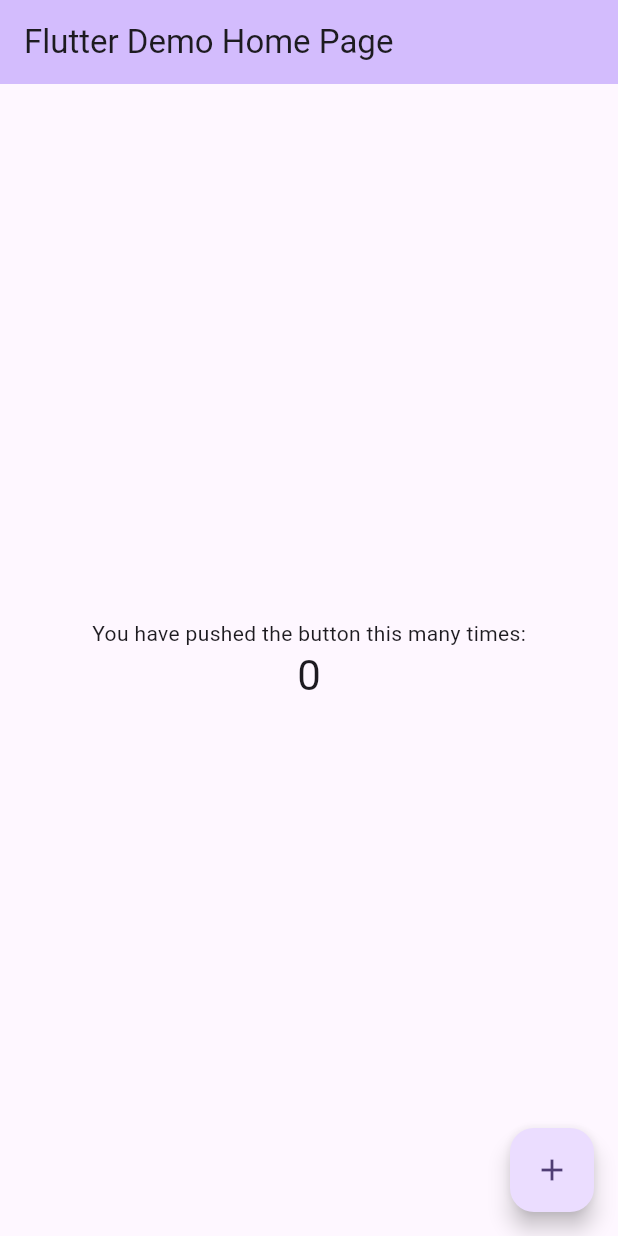
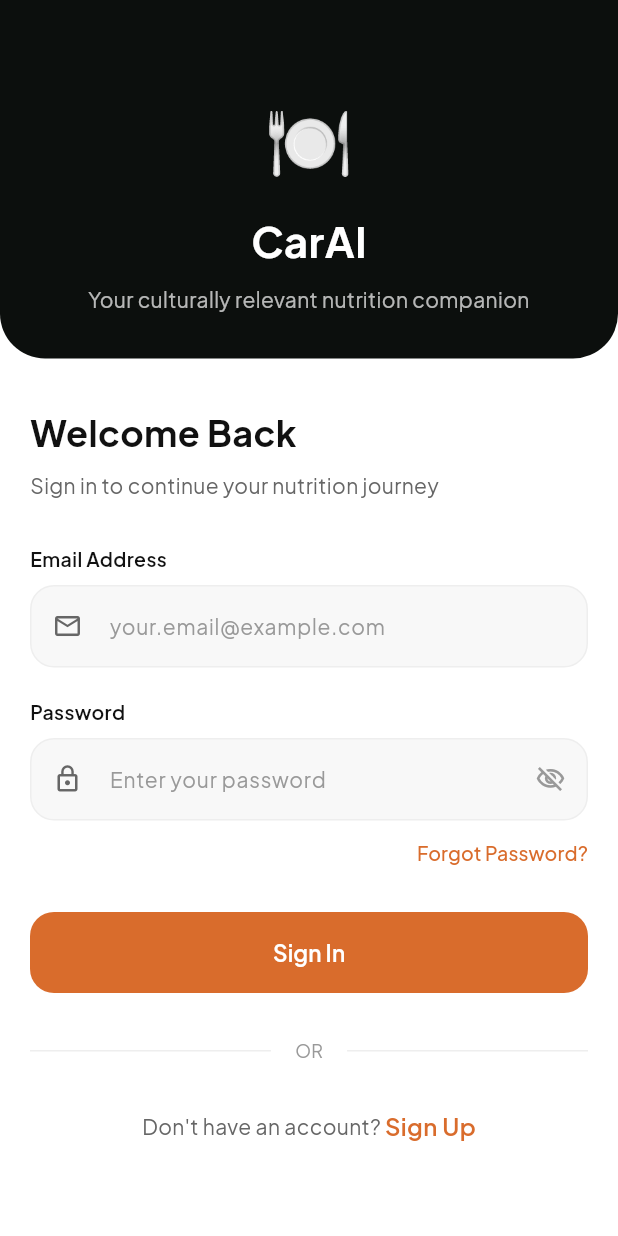
Before and after one commit to Rwigenzadavy/carolie_tracking_app, a Flutter app: the screen it shows after launch, on a phone screen of 412 x 824 dp. Run offline on Flutter 3.47's test engine with Material 3 defaults, Android fonts, the phone set to English and light mode, and no system bars; our stand-ins replace google_fonts.

Commit message:
feat: implement login and signup screens from Figma design
- Added Login and Signup screens with custom styling
- Integrated Google Fonts (Plus Jakarta Sans)
- Implemented adaptive status bar styling for dark headers
- Updated iOS and macOS deployment targets for plugin compatibility
- Set LoginScreen as the initial application route

```diff
--- a/lib/main.dart
+++ b/lib/main.dart
@@ -1,4 +1,5 @@
 import 'package:flutter/material.dart';
+import 'screens/login_screen.dart';
 
 void main() {
   runApp(const MyApp());
@@ -7,116 +8,16 @@ void main() {
 class MyApp extends StatelessWidget {
   const MyApp({super.key});
 
-  // This widget is the root of your application.
   @override
   Widget build(BuildContext context) {
     return MaterialApp(
-      title: 'Flutter Demo',
+      title: 'CarAI',
+      debugShowCheckedModeBanner: false,
       theme: ThemeData(
-        // This is the theme of your application.
-        //
-        // TRY THIS: Try running your application with "flutter run". You'll see
-        // the application has a purple toolbar. Then, without quitting the app,
-        // try changing the seedColor in the colorScheme below to Colors.green
-        // and then invoke "hot reload" (save your changes or press the "hot
-        // reload" button in a Flutter-supported IDE, or press "r" if you used
-        // the command line to start the app).
-        //
-        // Notice that the counter didn't reset back to zero; the application
-        // state is not lost during the reload. To reset the state, use hot
-        // restart instead.
-        //
-        // This works for code too, not just values: Most code changes can be
-        // tested with just a hot reload.
-        colorScheme: .fromSeed(seedColor: Colors.deepPurple),
+        colorScheme: ColorScheme.fromSeed(seedColor: const Color(0xFFD96C2C)),
+        useMaterial3: true,
       ),
-      home: const MyHomePage(title: 'Flutter Demo Home Page'),
+      home: const LoginScreen(),
     );
   }
 }
-
-class MyHomePage extends StatefulWidget {
-  const MyHomePage({super.key, required this.title});
-
-  // This widget is the home page of your application. It is stateful, meaning
-  // that it has a State object (defined below) that contains fields that affect
-  // how it looks.
-
-  // This class is the configuration for the state. It holds the values (in this
-  // case the title) provided by the parent (in this case the App widget) and
-  // used by the build method of the State. Fields in a Widget subclass are
-  // always marked "final".
-
-  final String title;
-
-  @override
-  State<MyHomePage> createState() => _MyHomePageState();
-}
-
-class _MyHomePageState extends State<MyHomePage> {
-  int _counter = 0;
-
-  void _incrementCounter() {
-    setState(() {
-      // This call to setState tells the Flutter framework that something has
-      // changed in this State, which causes it to rerun the build method below
-      // so that the display can reflect the updated values. If we changed
-      // _counter without calling setState(), then the build method would not be
-      // called again, and so nothing would appear to happen.
-      _counter++;
-    });
-  }
-
-  @override
-  Widget build(BuildContext context) {
-    // This method is rerun every time setState is called, for instance as done
-    // by the _incrementCounter method above.
-    //
-    // The Flutter framework has been optimized to make rerunning build methods
-    // fast, so that you can just rebuild anything that needs updating rather
-    // than having to individually change instances of widgets.
-    return Scaffold(
-      appBar: AppBar(
-        // TRY THIS: Try changing the color here to a specific color (to
-        // Colors.amber, perhaps?) and trigger a hot reload to see the AppBar
-        // change color while the other colors stay the same.
-        backgroundColor: Theme.of(context).colorScheme.inversePrimary,
-        // Here we take the value from the MyHomePage object that was created by
-        // the App.build method, and use it to set our appbar title.
-        title: Text(widget.title),
-      ),
-      body: Center(
-        // Center is a layout widget. It takes a single child and positions it
-        // in the middle of the parent.
-        child: Column(
-          // Column is also a layout widget. It takes a list of children and
-          // arranges them vertically. By default, it sizes itself to fit its
-          // children horizontally, and tries to be as tall as its parent.
-          //
-          // Column has various properties to control how it sizes itself and
-          // how it positions its children. Here we use mainAxisAlignment to
-          // center the children vertically; the main axis here is the vertical
-          // axis because Columns are vertical (the cross axis would be
-          // horizontal).
-          //
-          // TRY THIS: Invoke "debug painting" (choose the "Toggle Debug Paint"
-          // action in the IDE, or press "p" in the console), to see the
-          // wireframe for each widget.
-          mainAxisAlignment: .center,
-          children: [
-            const Text('You have pushed the button this many times:'),
-            Text(
-              '$_counter',
-              style: Theme.of(context).textTheme.headlineMedium,
-            ),
-          ],
-        ),
-      ),
-      floatingActionButton: FloatingActionButton(
-        onPressed: _incrementCounter,
-        tooltip: 'Increment',
-        child: const Icon(Icons.add),
-      ),
-    );
-  }
-}
--- /dev/null
+++ b/lib/screens/login_screen.dart
@@ -0,0 +1,286 @@
+import 'package:flutter/material.dart';
+import 'package:flutter/services.dart';
+import 'package:google_fonts/google_fonts.dart';
+import 'signup_screen.dart';
+
+class LoginScreen extends StatefulWidget {
+  const LoginScreen({super.key});
+
+  @override
+  State<LoginScreen> createState() => _LoginScreenState();
+}
+
+class _LoginScreenState extends State<LoginScreen> {
+  bool _isPasswordVisible = false;
+  final TextEditingController _emailController = TextEditingController();
+  final TextEditingController _passwordController = TextEditingController();
+
+  @override
+  Widget build(BuildContext context) {
+    return AnnotatedRegion<SystemUiOverlayStyle>(
+      value: SystemUiOverlayStyle.light.copyWith(
+        statusBarColor: Colors.transparent,
+      ),
+      child: Scaffold(
+        backgroundColor: Colors.white,
+        body: SingleChildScrollView(
+        child: Column(
+          children: [
+            // Header Section
+            Container(
+              width: double.infinity,
+              padding: const EdgeInsets.only(top: 60, bottom: 30, left: 20, right: 20),
+              decoration: const BoxDecoration(
+                color: Color(0xFF0C0F0D),
+                borderRadius: BorderRadius.only(
+                  bottomLeft: Radius.circular(30),
+                  bottomRight: Radius.circular(30),
+                ),
+              ),
+              child: Column(
+                children: [
+                  const Text(
+                    '🍽️',
+                    style: TextStyle(fontSize: 48),
+                  ),
+                  const SizedBox(height: 12),
+                  Text(
+                    'CarAI',
+                    style: GoogleFonts.plusJakartaSans(
+                      color: Colors.white,
+                      fontSize: 28,
+                      fontWeight: FontWeight.bold,
+                    ),
+                  ),
+                  const SizedBox(height: 8),
+                  Text(
+                    'Your culturally relevant nutrition companion',
+                    textAlign: TextAlign.center,
+                    style: GoogleFonts.plusJakartaSans(
+                      color: Colors.white.withOpacity(0.7),
+                      fontSize: 14,
+                    ),
+                  ),
+                ],
+              ),
+            ),
+
+            // Form Section
+            Padding(
+              padding: const EdgeInsets.all(20.0),
+              child: Column(
+                crossAxisAlignment: CrossAxisAlignment.start,
+                children: [
+                  const SizedBox(height: 12),
+                  Text(
+                    'Welcome Back',
+                    style: GoogleFonts.plusJakartaSans(
+                      color: const Color(0xFF111111),
+                      fontSize: 24,
+                      fontWeight: FontWeight.bold,
+                    ),
+                  ),
+                  const SizedBox(height: 8),
+                  Text(
+                    'Sign in to continue your nutrition journey',
+                    style: GoogleFonts.plusJakartaSans(
+                      color: const Color(0xFF666666),
+                      fontSize: 14,
+                    ),
+                  ),
+                  const SizedBox(height: 30),
+
+                  // Email Field
+                  _buildLabel('Email Address'),
+                  const SizedBox(height: 8),
+                  _buildTextField(
+                    controller: _emailController,
+                    hintText: 'your.email@example.com',
+                    prefixIcon: Icons.mail_outline,
+                    keyboardType: TextInputType.emailAddress,
+                  ),
+                  const SizedBox(height: 20),
+
+                  // Password Field
+                  _buildLabel('Password'),
+                  const SizedBox(height: 8),
+                  _buildTextField(
+                    controller: _passwordController,
+                    hintText: 'Enter your password',
+                    prefixIcon: Icons.lock_outline,
+                    isPassword: true,
+                    isVisible: _isPasswordVisible,
+                    onToggleVisibility: () {
+                      setState(() {
+                        _isPasswordVisible = !_isPasswordVisible;
+                      });
+                    },
+                  ),
+                  const SizedBox(height: 12),
+
+                  // Forgot Password
+                  Align(
+                    alignment: Alignment.centerRight,
+                    child: TextButton(
+                      onPressed: () {},
+                      style: TextButton.styleFrom(
+                        padding: EdgeInsets.zero,
+                        minimumSize: Size.zero,
+                        tapTargetSize: MaterialTapTargetSize.shrinkWrap,
+                      ),
+                      child: Text(
+                        'Forgot Password?',
+                        style: GoogleFonts.plusJakartaSans(
+                          color: const Color(0xFFD96C2C),
+                          fontSize: 13,
+                          fontWeight: FontWeight.w500,
+                        ),
+                      ),
+                    ),
+                  ),
+                  const SizedBox(height: 30),
+
+                  // Sign In Button
+                  SizedBox(
+                    width: double.infinity,
+                    height: 54,
+                    child: ElevatedButton(
+                      onPressed: () {},
+                      style: ElevatedButton.styleFrom(
+                        backgroundColor: const Color(0xFFD96C2C),
+                        foregroundColor: Colors.white,
+                        shape: RoundedRectangleBorder(
+                          borderRadius: BorderRadius.circular(16),
+                        ),
+                        elevation: 0,
+                      ),
+                      child: Text(
+                        'Sign In',
+                        style: GoogleFonts.plusJakartaSans(
+                          fontSize: 15,
+                          fontWeight: FontWeight.w600,
+                        ),
+                      ),
+                    ),
+                  ),
+                  const SizedBox(height: 30),
+
+                  // OR Separator
+                  Row(
+                    children: [
+                      const Expanded(child: Divider(color: Color(0xFFEEEEEE))),
+                      Padding(
+                        padding: const EdgeInsets.symmetric(horizontal: 16),
+                        child: Text(
+                          'OR',
+                          style: GoogleFonts.plusJakartaSans(
+                            color: const Color(0xFF999999),
+                            fontSize: 12,
+                          ),
+                        ),
+                      ),
+                      const Expanded(child: Divider(color: Color(0xFFEEEEEE))),
+                    ],
+                  ),
+                  const SizedBox(height: 30),
+
+                  // Sign Up Link
+                  Center(
+                    child: Row(
+                      mainAxisAlignment: MainAxisAlignment.center,
+                      children: [
+                        Text(
+                          "Don't have an account? ",
+                          style: GoogleFonts.plusJakartaSans(
+                            color: const Color(0xFF666666),
+                            fontSize: 14,
+                          ),
+                        ),
+                        GestureDetector(
+                          onTap: () {
+                            Navigator.push(
+                              context,
+                              MaterialPageRoute(builder: (context) => const SignupScreen()),
+                            );
+                          },
+                          child: Text(
+                            'Sign Up',
+                            style: GoogleFonts.plusJakartaSans(
+                              color: const Color(0xFFD96C2C),
+                              fontWeight: FontWeight.w600,
+                              fontSize: 16,
+                            ),
+                          ),
+                        ),
+                      ],
+                    ),
+                  ),
+                  const SizedBox(height: 20),
+                ],
+              ),
+            ),
+          ],
+        ),
+      ),
+      ),
+    );
+  }
+
+  Widget _buildLabel(String text) {
+    return Text(
+      text,
+      style: GoogleFonts.plusJakartaSans(
+        color: const Color(0xFF111111),
+        fontSize: 13,
+        fontWeight: FontWeight.w600,
+      ),
+    );
+  }
+
+  Widget _buildTextField({
+    required TextEditingController controller,
+    required String hintText,
+    required IconData prefixIcon,
+    bool isPassword = false,
+    bool isVisible = false,
+    VoidCallback? onToggleVisibility,
+    TextInputType keyboardType = TextInputType.text,
+  }) {
+    return Container(
+      decoration: BoxDecoration(
+        color: const Color(0xFFF8F8F8),
+        borderRadius: BorderRadius.circular(16),
+        border: Border.all(color: const Color(0xFFEEEEEE)),
+      ),
+      child: TextField(
+        controller: controller,
+        obscureText: isPassword && !isVisible,
+        keyboardType: keyboardType,
+        style: GoogleFonts.plusJakartaSans(
+          fontSize: 14,
+          color: const Color(0xFF111111),
+        ),
+        decoration: InputDecoration(
+          hintText: hintText,
+          hintStyle: GoogleFonts.plusJakartaSans(
+            color: const Color(0xFF999999),
+            fontSize: 14,
+          ),
+          prefixIcon: Icon(prefixIcon, color: const Color(0xFF666666), size: 20),
+          suffixIcon: isPassword
+              ? IconButton(
+                  icon: Icon(
+                    isVisible ? Icons.visibility_outlined : Icons.visibility_off_outlined,
+                    color: const Color(0xFF999999),
+                    size: 20,
+                  ),
+                  onPressed: onToggleVisibility,
+                )
+              : null,
+          border: InputBorder.none,
+          contentPadding: const EdgeInsets.symmetric(horizontal: 16, vertical: 16),
+        ),
+      ),
+    );
+  }
+}
--- a/pubspec.yaml
+++ b/pubspec.yaml
@@ -35,6 +35,7 @@ dependencies:
   mobile_scanner: ^7.2.0
   image_picker: ^1.2.1
   speech_to_text: ^7.3.0
+  google_fonts: ^8.0.2
 
 dev_dependencies:
   flutter_test:
```
Also changed, not shown: lib/screens/signup_screen.dart (added, +333 -0 lines), package-lock.json (added), pubspec.lock, 9 other files.
